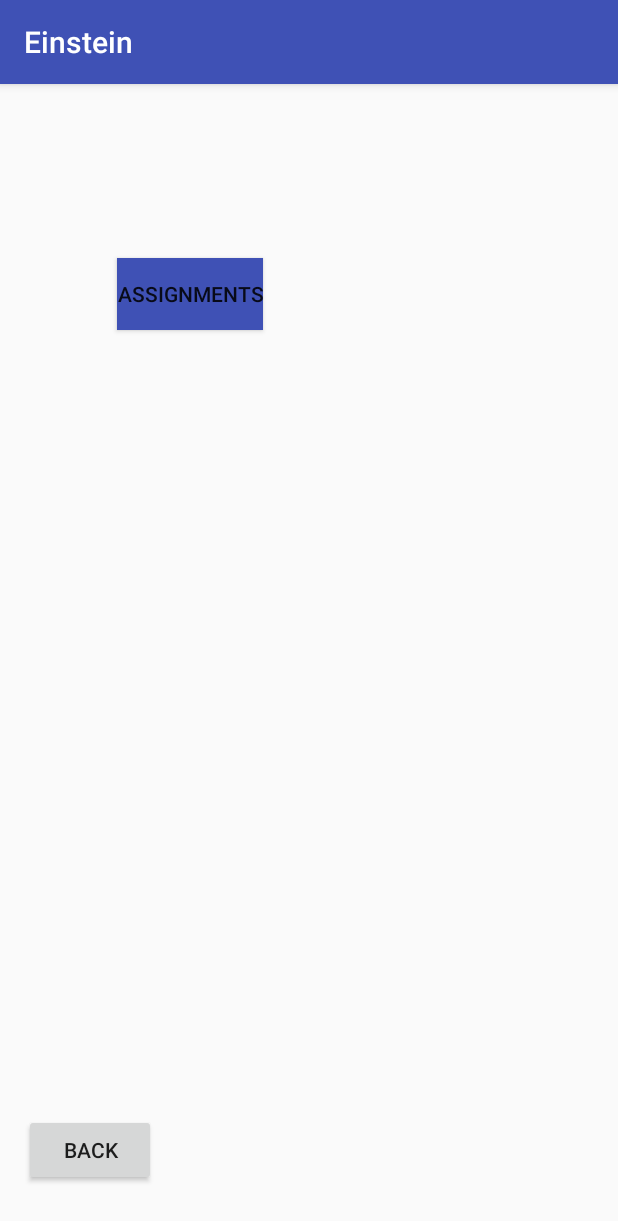
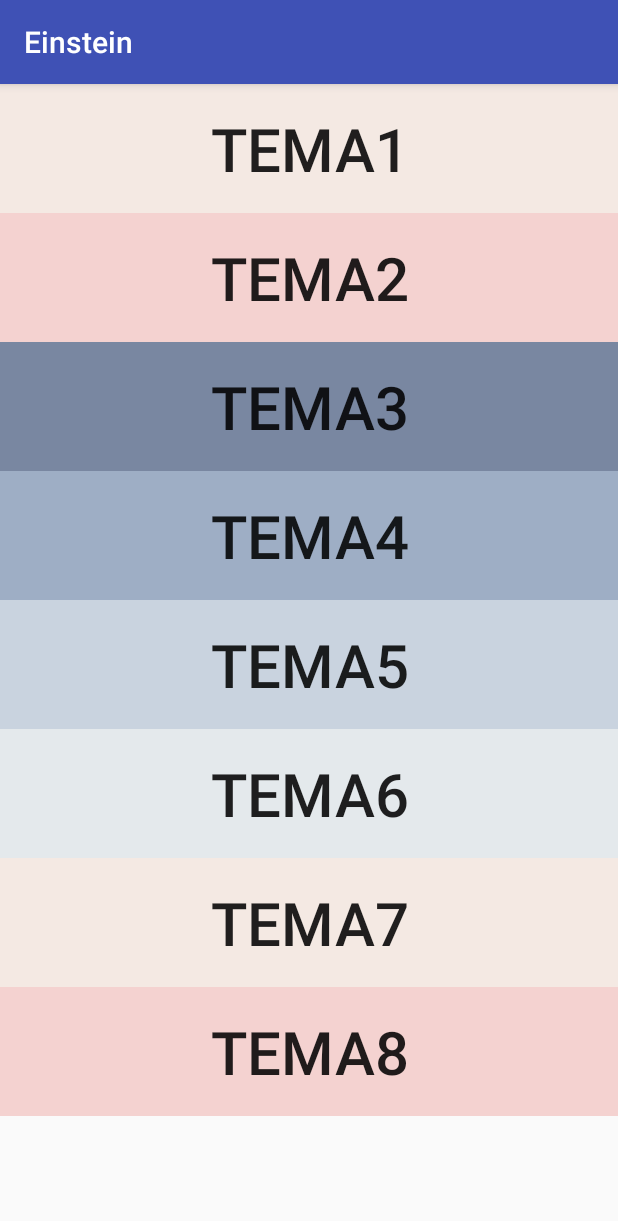
Before and after one commit to DitteCallesen/Einstein_PU, an Android app: the Fag2Activity screen opened directly, with no data from a screen before it, on a phone screen of 412 x 824 dp. Shown: the top 1221 px of the screen. Run offline under Robolectric (Android 15) with nearby library versions, the phone set to English and light mode, and no system bars.

Commit message:
Lagt inn ting under fag2 også

```diff
--- a/Einstein/app/src/main/java/com/example/diteh/einstein/AssignmentActivity.java
+++ b/Einstein/app/src/main/java/com/example/diteh/einstein/AssignmentActivity.java
@@ -32,7 +32,9 @@ public class AssignmentActivity extends AppCompatActivity {
     public final static String SUBJECT_ID = "com.example.myfirstapp.SUBJECT_ID";
     public final static String TASK_ID = "com.example.myfirstapp.COUNTER";
 
-    int globalCounter = 0;
+    int class_id;
+    int subject_id;
+    int globalCounter;
     String correctAnswer;
     String answer1;
     String answer2;
@@ -169,8 +171,8 @@ public class AssignmentActivity extends AppCompatActivity {
         setContentView(R.layout.activity_assignment);
 
         Bundle extras = getIntent().getExtras();
-        int class_id = extras.getInt(CLASS_ID);
-        int subject_id = extras.getInt(SUBJECT_ID);
+        class_id = extras.getInt(CLASS_ID);
+        subject_id = extras.getInt(SUBJECT_ID);
         int task_id = extras.getInt(TASK_ID);
 
         TextView class_view = (TextView) findViewById(R.id.fag);
--- a/Einstein/app/src/main/java/com/example/diteh/einstein/Fag1Activity.java
+++ b/Einstein/app/src/main/java/com/example/diteh/einstein/Fag1Activity.java
@@ -8,6 +8,7 @@ import android.widget.Button;
 
 public class Fag1Activity extends AppCompatActivity {
 
+    public final static String CLASS_ID = "com.example.myfirstapp.MESSAGE";
     public final static String SUBJECT_ID = "com.example.myfirstapp.MESSAGE";
 
     @Override
@@ -18,6 +19,7 @@ public class Fag1Activity extends AppCompatActivity {
 
     public void button1_clicked(View view) {
         Intent intent = new Intent(this, AssignmentActivity.class);
+        intent.putExtra(CLASS_ID, 0);
         intent.putExtra(SUBJECT_ID, 0);
         startActivity(intent);
     }
--- a/Einstein/app/src/main/java/com/example/diteh/einstein/Fag2Activity.java
+++ b/Einstein/app/src/main/java/com/example/diteh/einstein/Fag2Activity.java
@@ -8,18 +8,25 @@ import android.widget.Button;
 
 public class Fag2Activity extends AppCompatActivity {
 
+    public final static String CLASS_ID = "com.example.myfirstapp.MESSAGE5";
+    public final static String SUBJECT_ID = "com.example.myfirstapp.MESSAGE6";
+    public final static String TASK_ID = "com.example.myfirstapp.MESSAGE7";
+
     @Override
     protected void onCreate(Bundle savedInstanceState) {
         super.onCreate(savedInstanceState);
         setContentView(R.layout.activity_fag2);
     }
 
-    public void assignmentOnClick(View v){
-        Button button= (Button) v;
-        startActivity(new Intent(getApplicationContext(),AssignmentActivity.class));
+    public void button1_clicked(View view) {
+        Intent intent = new Intent(this, AssignmentActivity.class);
+        intent.putExtra(CLASS_ID, 1);
+        intent.putExtra(SUBJECT_ID, 0);
+        intent.putExtra(TASK_ID, 0);
+        startActivity(intent);
     }
 
-    public void back2OnClick(View v){
+    public void Back1OnClick(View v){
         Button button= (Button) v;
         startActivity(new Intent(getApplicationContext(),MainActivity.class));
     }
--- a/Einstein/app/src/main/res/layout/activity_fag2.xml
+++ b/Einstein/app/src/main/res/layout/activity_fag2.xml
@@ -1,3 +1,131 @@
+<?xml version="1.0" encoding="utf-8"?>
+
+<ScrollView xmlns:android="http://schemas.android.com/apk/res/android"
+    android:layout_width="match_parent"
+    android:layout_height="wrap_content">
+
+    <LinearLayout
+        android:orientation="vertical"
+        android:layout_width="match_parent"
+        android:layout_height="wrap_content">
+
+        <Button
+            android:text="@string/theme2_1"
+            android:background="#f4e9e3"
+            android:layout_width="match_parent"
+            android:layout_height="wrap_content"
+            android:padding="16dp"
+            android:textSize="40sp"
+            android:onClick="button1_clicked"/>
+
+        <Button
+            android:text="@string/theme2_2"
+            android:background="#f4d2d0"
+            android:layout_width="match_parent"
+            android:layout_height="wrap_content"
+            android:padding="16dp"
+            android:textSize="40sp" />
+
+        <Button
+            android:text="@string/theme2_3"
+            android:background="#7987a1"
+            android:layout_width="match_parent"
+            android:layout_height="wrap_content"
+            android:padding="16dp"
+            android:textSize="40sp" />
+
+        <Button
+            android:text="@string/theme2_4"
+            android:background="#9eaec5"
+            android:layout_width="match_parent"
+            android:layout_height="wrap_content"
+            android:padding="16dp"
+            android:textSize="40sp" />
+
+        <Button
+            android:text="@string/theme2_5"
+            android:background="#c9d3df"
+            android:layout_width="match_parent"
+            android:layout_height="wrap_content"
+            android:padding="16dp"
+            android:textSize="40sp" />
+
+        <Button
+            android:text="@string/theme2_6"
+            android:background="#e4e9ec"
+            android:layout_width="match_parent"
+            android:layout_height="wrap_content"
+            android:padding="16dp"
+            android:textSize="40sp" />
+
+        <Button
+            android:text="@string/theme2_7"
+            android:background="#f4e9e3"
+            android:layout_width="match_parent"
+            android:layout_height="wrap_content"
+            android:padding="16dp"
+            android:textSize="40sp" />
+
+        <Button
+            android:text="@string/theme2_8"
+            android:background="#f4d2d0"
+            android:layout_width="match_parent"
+            android:layout_height="wrap_content"
+            android:padding="16dp"
+            android:textSize="40sp" />
+
+    </LinearLayout>
+
+
+</ScrollView>
+
+
+
+    <!--
+
+
+<?xml version="1.0" encoding="utf-8"?>
+<RelativeLayout xmlns:android="http://schemas.android.com/apk/res/android"
+    xmlns:tools="http://schemas.android.com/tools"
+    android:id="@+id/activity_fag1"
+    android:layout_width="match_parent"
+    android:layout_height="match_parent"
+    android:paddingBottom="@dimen/activity_vertical_margin"
+    android:paddingLeft="@dimen/activity_horizontal_margin"
+    android:paddingRight="@dimen/activity_horizontal_margin"
+    android:paddingTop="@dimen/activity_vertical_margin"
+    tools:context="com.example.diteh.einstein.Fag1Activity">
+
+    <Button
+        android:text="Assignments"
+        android:layout_width="wrap_content"
+        android:layout_height="wrap_content"
+        android:layout_marginLeft="37dp"
+        android:layout_marginStart="37dp"
+        android:layout_marginTop="130dp"
+        android:id="@+id/Assignement1"
+        android:layout_alignParentTop="true"
+        android:layout_alignParentLeft="true"
+        android:layout_alignParentStart="true"
+        android:background="@color/colorPrimary"
+        android:onClick="assignmentOnClick"/>
+
+    <Button
+        android:text="Back"
+        android:layout_width="wrap_content"
+        android:layout_height="wrap_content"
+        android:layout_marginLeft="16dp"
+        android:layout_marginStart="16dp"
+        android:layout_marginBottom="26dp"
+        android:id="@+id/Back1"
+        android:layout_alignParentBottom="true"
+        android:layout_alignParentLeft="true"
+        android:layout_alignParentStart="true"
+        android:onClick="Back1OnClick"/>
+</RelativeLayout>
+-->
+
+<!--
 <?xml version="1.0" encoding="utf-8"?>
 <RelativeLayout xmlns:android="http://schemas.android.com/apk/res/android"
     xmlns:tools="http://schemas.android.com/tools"
@@ -35,3 +163,4 @@
         android:background="@color/colorPrimary"
         android:onClick="assignmentOnClick"/>
 </RelativeLayout>
+-->
--- a/Einstein/app/src/main/res/layout/activity_main.xml
+++ b/Einstein/app/src/main/res/layout/activity_main.xml
@@ -34,7 +34,7 @@
         android:layout_height="wrap_content"
         android:hint="@string/edit_message"
         android:layout_width="match_parent"
-        android:text='"Username" welcom to Einstein'
+        android:text='"Username" welcome to Einstein'
         android:layout_alignParentTop="true"
         android:layout_alignParentLeft="true"
         android:layout_alignParentStart="true"
--- a/Einstein/app/src/main/res/values/strings.xml
+++ b/Einstein/app/src/main/res/values/strings.xml
@@ -9,4 +9,12 @@
     <string name="theme6">Brøk</string>
     <string name="theme7">Tallsystemer</string>
     <string name="theme8">Gangetabellen</string>
+    <string name="theme2_1">Tema1</string>
+    <string name="theme2_2">Tema2</string>
+    <string name="theme2_3">Tema3</string>
+    <string name="theme2_4">Tema4</string>
+    <string name="theme2_5">Tema5</string>
+    <string name="theme2_6">Tema6</string>
+    <string name="theme2_7">Tema7</string>
+    <string name="theme2_8">Tema8</string>
 </resources>
```
